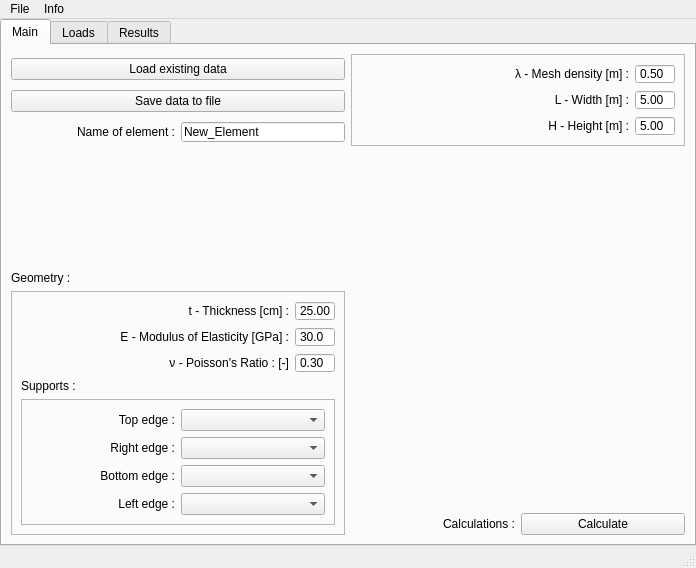
This is src/fidi_gui/Ui/shield_window.ui in mateuszac/FIDI as Qt 5 draws it before an edit. The edited form follows.
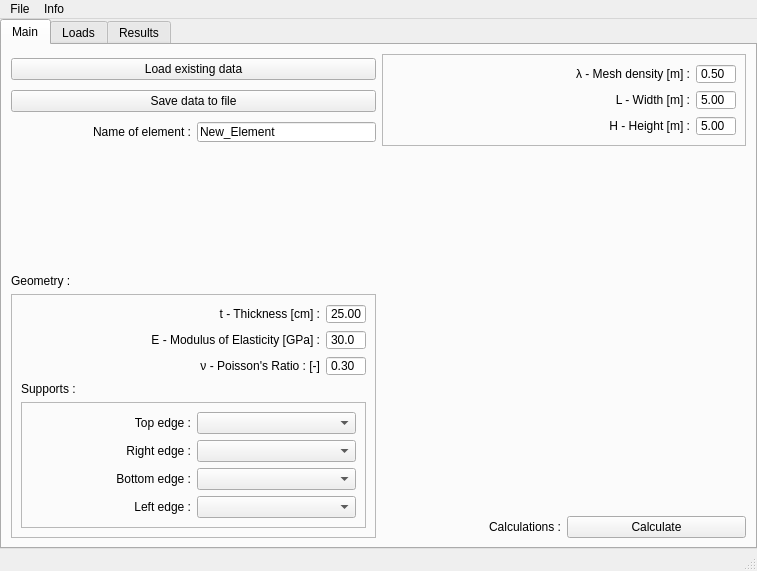
This is the edited form. Icons and pictures are not drawn.

Commit message: - added possibility to run several windows of FIDI in the same time by triggering "New element" button - loading is now possible from main menu list or by clicking Load Button

```diff
--- a/src/fidi_gui/Ui/shield_window.ui
+++ b/src/fidi_gui/Ui/shield_window.ui
@@ -6,8 +6,8 @@
    <rect>
     <x>0</x>
     <y>0</y>
-    <width>694</width>
-    <height>568</height>
+    <width>757</width>
+    <height>571</height>
    </rect>
   </property>
   <property name="windowTitle">
@@ -1179,7 +1179,7 @@
     <rect>
      <x>0</x>
      <y>0</y>
-     <width>694</width>
+     <width>757</width>
      <height>21</height>
     </rect>
    </property>
```
Left out of the diff: 22 changed lines with no effect on the pictures. The commit also changes 2 other files.
